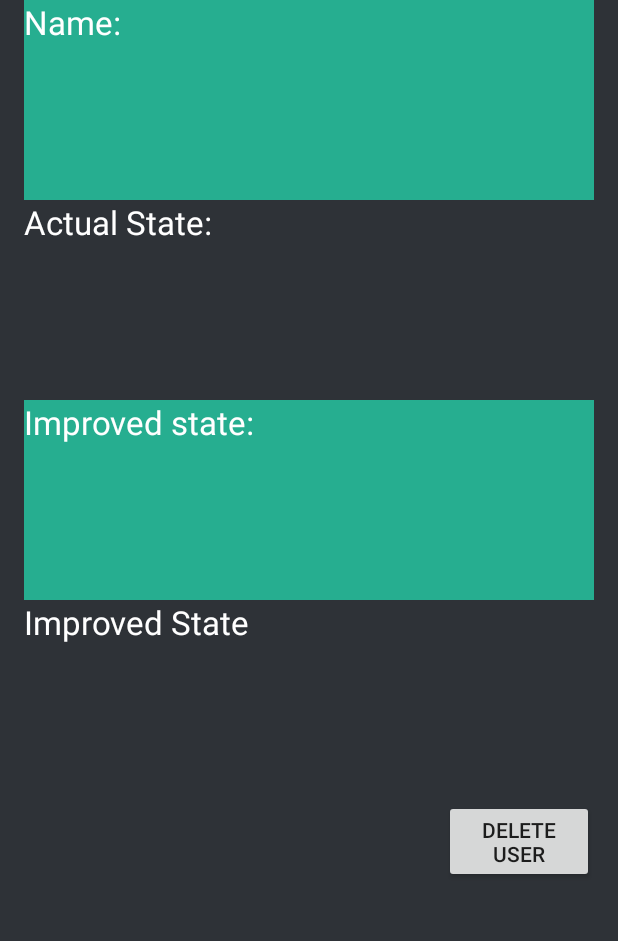
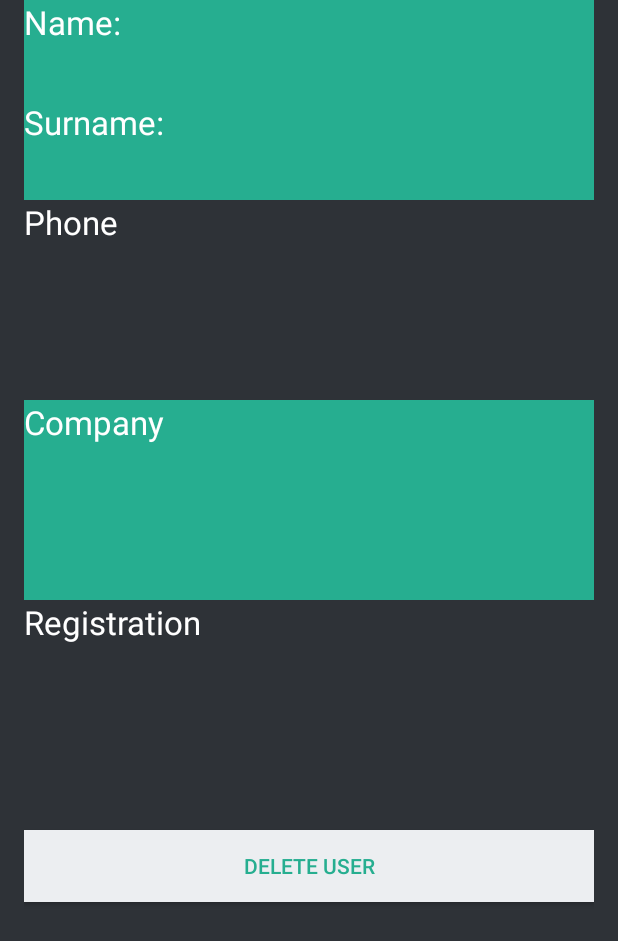
Before and after one commit to rofarj/KaizenAndroid, an Android app: the UserDetail screen opened directly, with no data from a screen before it, on a phone screen of 412 x 824 dp. Shown: the top 941 px of the screen. Run offline under Robolectric (Android 15) with nearby library versions, the phone set to English and light mode, and no system bars; network calls fail; pictures from the network do not load; 4 statements that could not run were skipped.

Commit message:
improved UserDetail and registration

```diff
--- a/app/src/main/res/layout/item_in_list_fragment2.xml
+++ b/app/src/main/res/layout/item_in_list_fragment2.xml
@@ -22,7 +22,7 @@
         android:background="@color/bg_login">
 
         <TextView
-                android:layout_weight="1"
+            android:layout_weight="3"
             android:textAppearance="?android:attr/textAppearanceLarge"
             android:layout_width="fill_parent"
             android:layout_height="100px"
@@ -31,11 +31,35 @@
 
         <TextView
             android:id="@+id/nazovUlohy"
-                android:layout_weight="1"
+            android:layout_weight="2"
             android:textAppearance="?android:attr/textAppearanceLarge"
             android:layout_width="fill_parent"
             android:textColor="@color/text_color"
-                android:layout_height="200px" />
+            android:layout_height="wrap_content" />
+
+    </LinearLayout>
+
+    <LinearLayout xmlns:android="http://schemas.android.com/apk/res/android"
+        android:layout_width="match_parent"
+        android:layout_height="wrap_content"
+        android:orientation="horizontal"
+        android:background="@color/bg_login">
+
+        <TextView
+            android:layout_weight="3"
+            android:textAppearance="?android:attr/textAppearanceLarge"
+            android:layout_width="fill_parent"
+            android:layout_height="100px"
+            android:textColor="@color/text_color"
+            android:text="@string/priezvisko"/>
+
+        <TextView
+            android:id="@+id/priezvisko"
+            android:layout_weight="2"
+            android:textAppearance="?android:attr/textAppearanceLarge"
+            android:layout_width="fill_parent"
+            android:textColor="@color/text_color"
+            android:layout_height="wrap_content" />
 
     </LinearLayout>
 
@@ -47,16 +71,16 @@
 
 
             <TextView
-                android:layout_weight="1"
+                android:layout_weight="3"
                 android:textAppearance="?android:attr/textAppearanceLarge"
                 android:layout_width="fill_parent"
                 android:textColor="@color/text_color"
                 android:layout_height="200px"
-                android:text="@string/taskCathegoryFragment"/>
+                android:text="@string/phone"/>
 
             <TextView
-                android:id="@+id/kategoriaUlohy"
-                android:layout_weight="1"
+                android:id="@+id/telephone"
+                android:layout_weight="2"
                 android:textAppearance="?android:attr/textAppearanceMedium"
                 android:textColor="@color/text_color"
                 android:layout_width="fill_parent"
@@ -72,16 +96,16 @@
             android:background="@color/bg_login">
 
             <TextView
-                android:layout_weight="1"
+                android:layout_weight="3"
                 android:textAppearance="?android:attr/textAppearanceLarge"
                 android:layout_width="fill_parent"
                 android:layout_height="200px"
                 android:textColor="@color/text_color"
-                android:text="@string/taskDateFragment"/>
+                android:text="@string/company"/>
 
             <TextView
-                android:id="@+id/datumUlohy"
-                android:layout_weight="1"
+                android:id="@+id/comp"
+                android:layout_weight="2"
                 android:textAppearance="?android:attr/textAppearanceMedium"
                 android:layout_width="fill_parent"
                 android:textColor="@color/text_color"
@@ -95,16 +119,16 @@
             android:orientation="horizontal">
 
             <TextView
-                android:layout_weight="1"
+                android:layout_weight="3"
                 android:textAppearance="?android:attr/textAppearanceLarge"
                 android:layout_width="fill_parent"
                 android:layout_height="200px"
                 android:textColor="@color/text_color"
-                android:text="@string/taskPriority"/>
+                android:text="@string/dateRegister"/>
 
             <TextView
-                android:id="@+id/prioritaUlohy"
-                android:layout_weight="1"
+                android:id="@+id/reg"
+                android:layout_weight="2"
                 android:textAppearance="?android:attr/textAppearanceMedium"
                 android:layout_width="fill_parent"
                 android:textColor="@color/text_color"
@@ -114,11 +138,14 @@
 
 
 
+
         <Button
-            android:layout_width="100dp"
+            android:id="@+id/vymazat"
+            android:layout_width="fill_parent"
             android:layout_height="wrap_content"
-            android:layout_gravity="right"
-            android:id="@+id/vymazat"
+            android:layout_marginTop="20dip"
+            android:background="@color/btn_login_bg"
+            android:textColor="@color/btn_login"
             android:text="@string/taskDeleteButton" />
     </LinearLayout>
 </ScrollView>
--- a/app/src/main/res/values/strings.xml
+++ b/app/src/main/res/values/strings.xml
@@ -33,6 +33,7 @@
     <string name="taskDescription">Advantages</string>
     <string name="taskAddButton">Send</string>
     <string name="taskNameFragment">Name:</string>
+    <string name="priezvisko">Surname:</string>
     <string name="taskCathegoryFragment">Actual State:</string>
     <string name="taskDateFragment">Improved state:</string>
     <string name="taskTimeFragment">Čas:</string>
@@ -59,4 +60,5 @@
     <string name="after2">Take photo of improved state</string>
     <string name="title_activity_user_detail">UserDetail</string>
     <string name="title_activity_list_of_users">ListOfUsers</string>
+    <string name="dateRegister">Registration</string>
 </resources>
```
Also changed, not shown: app/src/main/java/info/androidhive/loginandregistration/activity/ListOfUsersFragment.java (+10 -4 lines), app/src/main/java/info/androidhive/loginandregistration/activity/NewUserFragment.java (+9 -69 lines), app/src/main/java/info/androidhive/loginandregistration/activity/RegisterActivity.java (+8 -4 lines), app/src/main/java/info/androidhive/loginandregistration/activity/UserItem.java (+31 -1 lines), 33 other files. Lines whose indentation alone changed are shown as unchanged.
